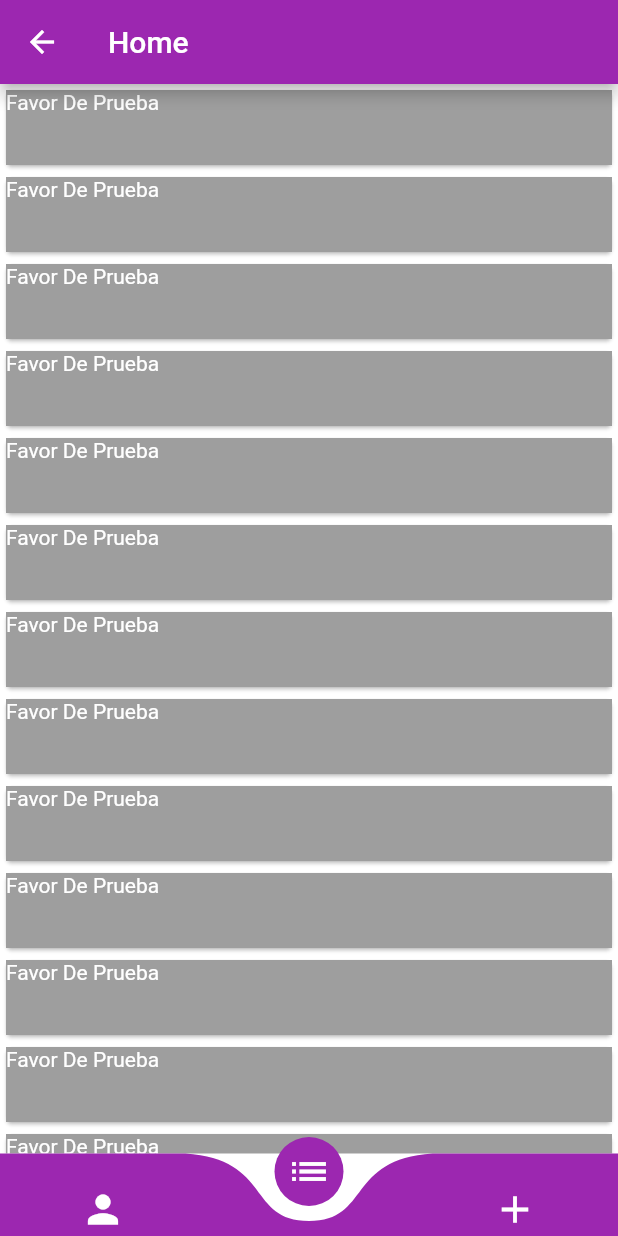
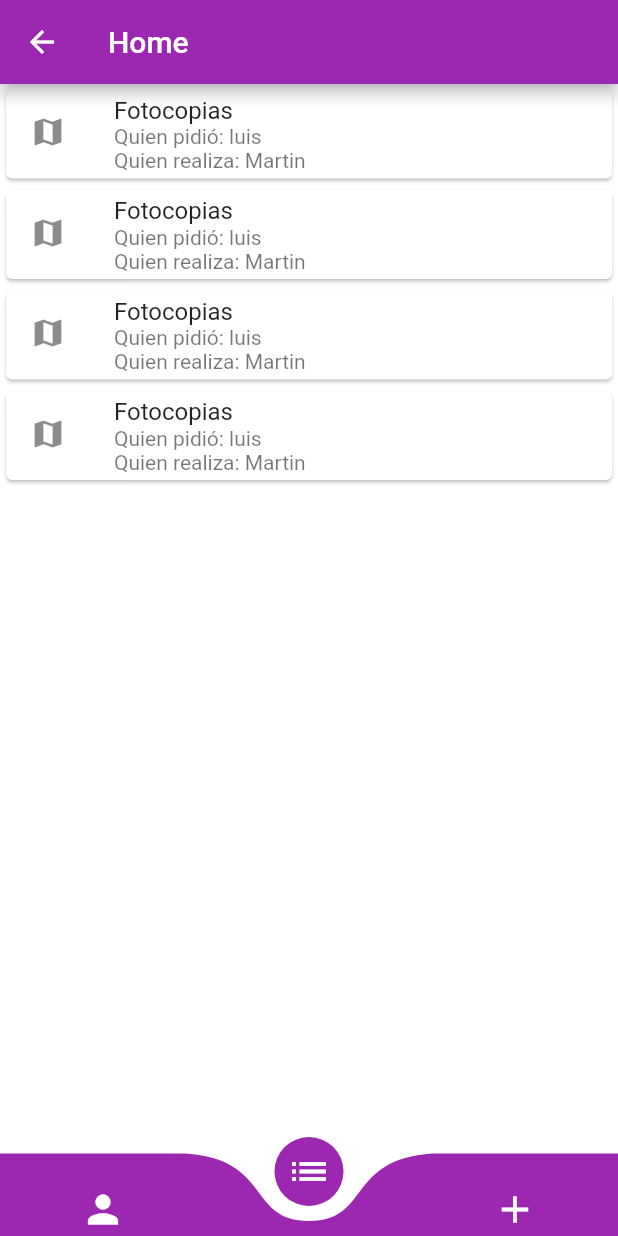
Before and after one commit to lpotte/Karma_Flutter-Version, a Flutter app: the HomeView screen opened directly, item 2 of the bottom bar chosen, on a phone screen of 412 x 824 dp. Run offline on Flutter 3.47's test engine with Material 2 defaults, Android fonts, the phone set to English and light mode, and no system bars; drawn by our look-alikes of curved_navigation_bar; our stand-ins replace shared_preferences; accounts and stored records are empty.

```diff
--- /dev/null
+++ b/lib/model/favor.dart
@@ -0,0 +1,24 @@
+class favor {
+  final String tipo;
+  final String estado;
+  final String who;
+  final String towho;
+
+  const favor({
+    this.estado,
+    this.tipo,
+    this.who,
+    this.towho
+  });
+
+}
+final favorsList = [
+  new favor(tipo: "Fotocopias", estado: "en proceso", who: "luis", towho: "Martin"),
+];
+
+llenarfavs(){
+  favorsList.clear();
+  for (var i=1;i<5;i++){
+    favorsList.add(new favor(tipo: "Fotocopias", estado: "en proceso", who: "luis", towho: "Martin"));
+  }
+}
--- a/lib/screens/favorCard.dart
+++ /dev/null
@@ -1,20 +0,0 @@
-import 'package:flutter/material.dart';
-
-class FavorCard extends StatelessWidget{
-   @override
-  Widget build(BuildContext context) {
-    return Card(
-      child: Column(
-        children: <Widget>[
-          Container(
-            height: 50,
-            width: 500,
-            color: Colors.grey,
-            child:
-              Text("Favor De Prueba", style: TextStyle(color: Colors.white)),
-          )
-        ]
-      ),
-    );
-  }
-}
--- a/lib/screens/favors.dart
+++ b/lib/screens/favors.dart
@@ -1,18 +1,31 @@
 import 'package:flutter/material.dart';
 
-import 'favorCard.dart';
+import '../model/favor.dart';
 
-class ListFavors extends StatefulWidget{
+class ListFavors extends StatefulWidget {
   @override
   State<StatefulWidget> createState() => Favor();
 }
-class Favor extends State<ListFavors>{
+
+class Favor extends State<ListFavors> {
   @override
   Widget build(BuildContext context) {
-    return ListView.builder(
-      itemBuilder: (BuildContext context, int index) {
-        return FavorCard();
-        },
-      );
+    llenarfavs();
+    return ListView(children:
+      favorsList.map(_buildItem).toList(),
+    );
   }
 }
+
+Widget _buildItem(favor fav) {
+  return Card (
+    child: ListTile(
+      title: new Text(fav.tipo),
+      subtitle: new Text('Quien pidió: ${fav.who} \nQuien realiza: ${fav.towho}'),
+      leading: new Icon(Icons.map),
+      onTap: (){
+        print(fav.estado);
+      },
+    )
+  );
+}
```
Also changed, not shown: lib/model/message.dart (added, +15 -0 lines), lib/screens/chat.dart (added, +67 -0 lines).
